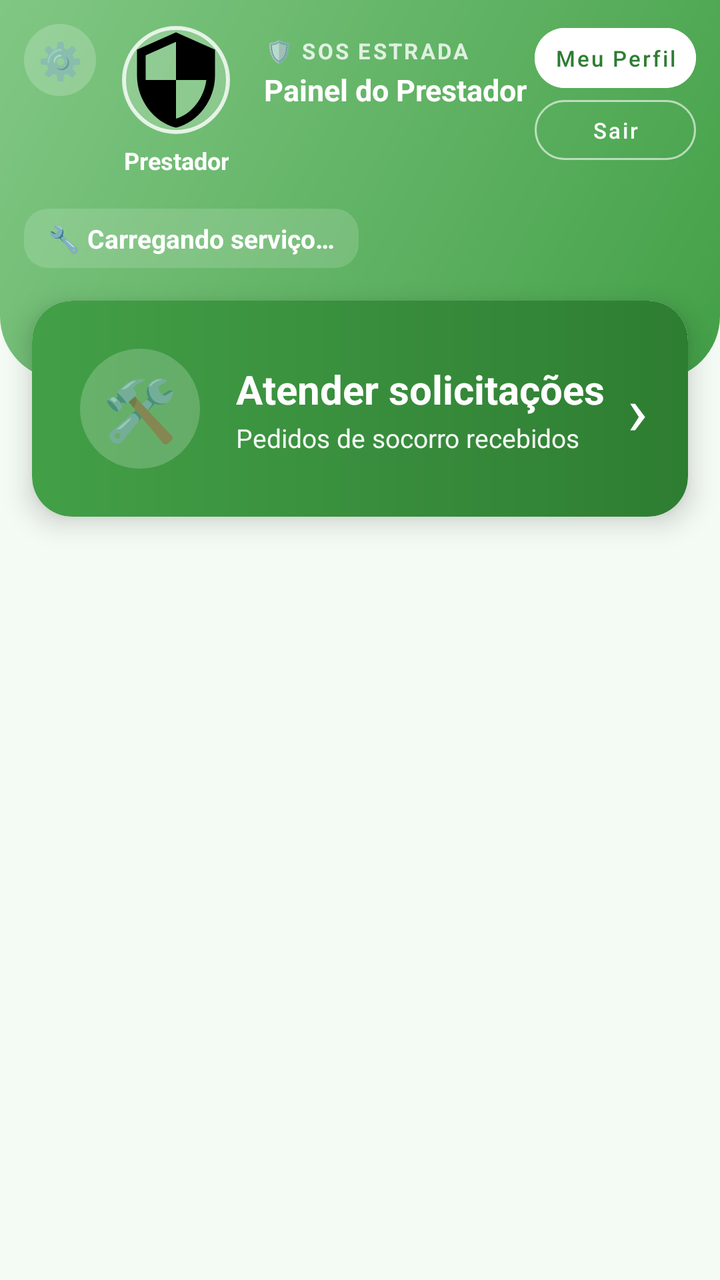
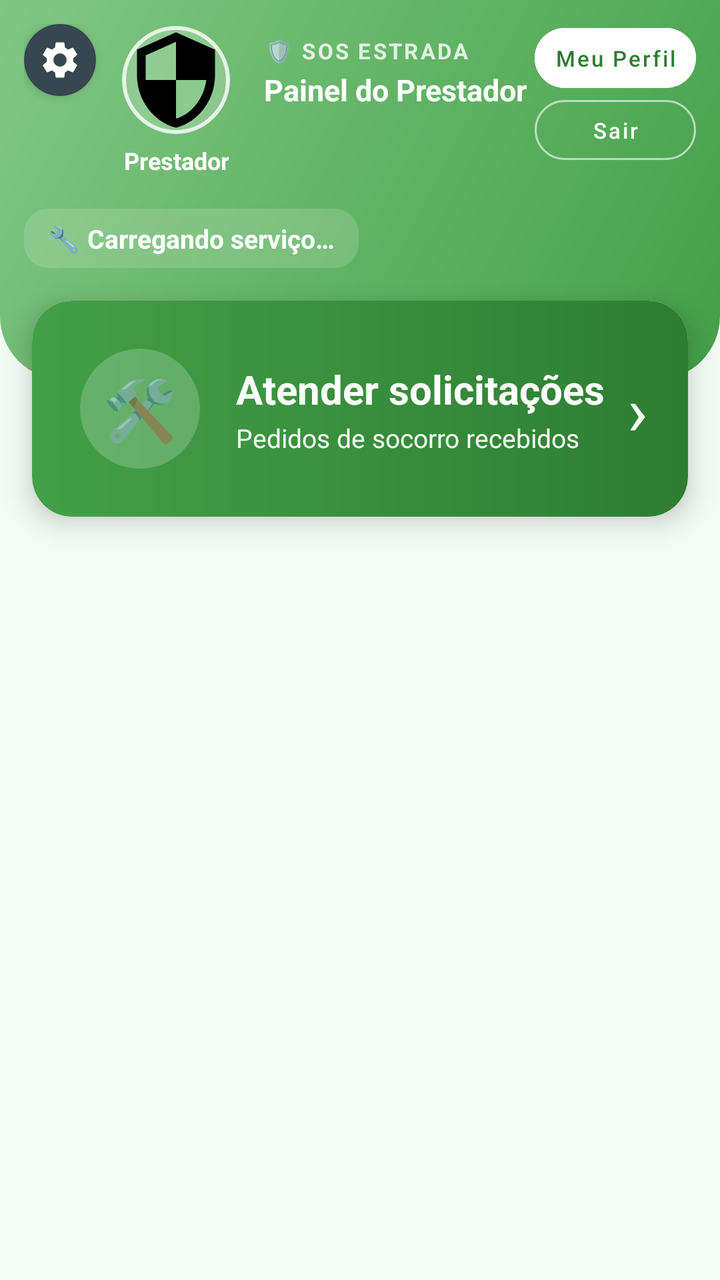

Before-and-after screenshots of an Android layout around one commit, followed by the original layout XML and the change that was made.
<!-- AndroidManifest.xml: application theme Theme.MaterialComponents.Light.NoActionBar -->
<!-- res/layout/activity_prestador_dashboard.xml -->
<?xml version="1.0" encoding="utf-8"?>
<ScrollView xmlns:android="http://schemas.android.com/apk/res/android"
    xmlns:app="http://schemas.android.com/apk/res-auto"
    xmlns:tools="http://schemas.android.com/tools"
    android:layout_width="match_parent"
    android:layout_height="match_parent"
    android:background="@color/prestador_fundo"
    android:fillViewport="true"
    android:fitsSystemWindows="true"
    tools:context=".PrestadorDashboardActivity">

    <LinearLayout
        android:layout_width="match_parent"
        android:layout_height="wrap_content"
        android:orientation="vertical">

        
        <LinearLayout
            android:layout_width="match_parent"
            android:layout_height="wrap_content"
            android:background="@drawable/bg_prestador_header"
            android:orientation="vertical"
            android:paddingStart="12dp"
            android:paddingTop="12dp"
            android:paddingEnd="12dp"
            android:paddingBottom="56dp">

            <LinearLayout
                android:layout_width="match_parent"
                android:layout_height="wrap_content"
                android:gravity="top"
                android:orientation="horizontal">

                
                <TextView
                    android:id="@+id/btnConfiguracoesPrestador"
                    android:layout_width="36dp"
                    android:layout_height="36dp"
                    android:layout_gravity="top"
                    android:layout_marginEnd="4dp"
                    android:background="@drawable/bg_admin_avatar"
                    android:backgroundTint="#33FFFFFF"
                    android:clickable="true"
                    android:contentDescription="Configurações"
                    android:focusable="true"
                    android:foreground="?attr/selectableItemBackgroundBorderless"
                    android:gravity="center"
                    android:text="⚙️"
                    android:textSize="18sp" />

                
                <LinearLayout
                    android:layout_width="72dp"
                    android:layout_height="wrap_content"
                    android:gravity="center_horizontal"
                    android:orientation="vertical">

                    <com.google.android.material.imageview.ShapeableImageView
                        android:id="@+id/ivFotoPrestadorPainel"
                        android:layout_width="56dp"
                        android:layout_height="56dp"
                        android:background="#33FFFFFF"
                        android:padding="2dp"
                        android:scaleType="centerCrop"
                        android:src="@drawable/ic_admin"
                        app:shapeAppearanceOverlay="@style/AdminLogoCircular"
                        app:strokeColor="#CCFFFFFF"
                        app:strokeWidth="2dp" />

                    <TextView
                        android:id="@+id/tvNomePrestadorPainel"
                        android:layout_width="wrap_content"
                        android:layout_height="wrap_content"
                        android:layout_marginTop="4dp"
                        android:ellipsize="end"
                        android:gravity="center"
                        android:maxLines="1"
                        android:text="Prestador"
                        android:textColor="@android:color/white"
                        android:textSize="12sp"
                        android:textStyle="bold" />
                </LinearLayout>

                <LinearLayout
                    android:layout_width="0dp"
                    android:layout_height="wrap_content"
                    android:layout_marginStart="8dp"
                    android:layout_marginTop="6dp"
                    android:layout_weight="1"
                    android:orientation="vertical">

                    <TextView
                        android:layout_width="wrap_content"
                        android:layout_height="wrap_content"
                        android:letterSpacing="0.1"
                        android:text="🛡️ SOS ESTRADA"
                        android:textColor="#CCFFFFFF"
                        android:textSize="11sp"
                        android:textStyle="bold" />

                    <TextView
                        android:layout_width="match_parent"
                        android:layout_height="28dp"
                        android:layout_marginTop="2dp"
                        android:maxLines="1"
                        android:text="Painel do Prestador"
                        android:textColor="@android:color/white"
                        android:textStyle="bold"
                        app:autoSizeMaxTextSize="20sp"
                        app:autoSizeMinTextSize="13sp"
                        app:autoSizeTextType="uniform" />
                </LinearLayout>


                <LinearLayout
                    android:layout_width="wrap_content"
                    android:layout_height="wrap_content"
                    android:layout_marginTop="2dp"
                    android:orientation="vertical">

                    <com.google.android.material.button.MaterialButton
                        android:id="@+id/btnMeuPerfilPrestador"
                        style="@style/Widget.MaterialComponents.Button.UnelevatedButton"
                        android:layout_width="match_parent"
                        android:layout_height="30dp"
                        android:backgroundTint="@android:color/white"
                        android:insetTop="0dp"
                        android:insetBottom="0dp"
                        android:minWidth="0dp"
                        android:minHeight="0dp"
                        android:paddingStart="10dp"
                        android:paddingEnd="10dp"
                        android:text="Meu Perfil"
                        android:textAllCaps="false"
                        android:textColor="@color/prestador_verde_escuro"
                        android:textSize="11sp"
                        app:cornerRadius="15dp" />

                    <com.google.android.material.button.MaterialButton
                        android:id="@+id/btnVoltar"
                        style="@style/Widget.MaterialComponents.Button.OutlinedButton"
                        android:layout_width="match_parent"
                        android:layout_height="30dp"
                        android:layout_marginTop="6dp"
                        android:insetTop="0dp"
                        android:insetBottom="0dp"
                        android:minWidth="0dp"
                        android:minHeight="0dp"
                        android:paddingStart="10dp"
                        android:paddingEnd="10dp"
                        android:text="Sair"
                        android:textAllCaps="false"
                        android:textColor="@android:color/white"
                        android:textSize="11sp"
                        app:cornerRadius="15dp"
                        app:strokeColor="#99FFFFFF" />
                </LinearLayout>
            </LinearLayout>

            
            <TextView
                android:id="@+id/tvServicoPainel"
                android:layout_width="wrap_content"
                android:layout_height="wrap_content"
                android:layout_marginTop="16dp"
                android:background="@drawable/bg_admin_chip"
                android:backgroundTint="#26FFFFFF"
                android:paddingStart="12dp"
                android:paddingTop="6dp"
                android:paddingEnd="12dp"
                android:paddingBottom="6dp"
                android:text="🔧 Carregando serviço…"
                android:textColor="@android:color/white"
                android:textSize="13sp"
                android:textStyle="bold" />
        </LinearLayout>

        
        <com.google.android.material.card.MaterialCardView
            android:id="@+id/btnAtender"
            android:layout_width="match_parent"
            android:layout_height="wrap_content"
            android:layout_marginStart="16dp"
            android:layout_marginTop="-40dp"
            android:layout_marginEnd="16dp"
            android:clickable="true"
            android:focusable="true"
            app:cardCornerRadius="20dp"
            app:cardElevation="8dp">

            <LinearLayout
                android:layout_width="match_parent"
                android:layout_height="wrap_content"
                android:background="@drawable/bg_prestador_atender"
                android:gravity="center_vertical"
                android:orientation="horizontal"
                android:padding="20dp">

                
                <FrameLayout
                    android:layout_width="wrap_content"
                    android:layout_height="wrap_content">

                    <TextView
                        android:layout_width="60dp"
                        android:layout_height="60dp"
                        android:layout_margin="4dp"
                        android:background="@drawable/bg_admin_avatar"
                        android:backgroundTint="#33FFFFFF"
                        android:gravity="center"
                        android:text="🛠️"
                        android:textSize="30sp" />

                    <TextView
                        android:id="@+id/badgeAtender"
                        style="@style/BadgeNotificacao" />
                </FrameLayout>

                <LinearLayout
                    android:layout_width="0dp"
                    android:layout_height="wrap_content"
                    android:layout_marginStart="14dp"
                    android:layout_weight="1"
                    android:orientation="vertical">

                    <TextView
                        android:layout_width="wrap_content"
                        android:layout_height="wrap_content"
                        android:text="Atender solicitações"
                        android:textColor="@android:color/white"
                        android:textSize="20sp"
                        android:textStyle="bold" />

                    <TextView
                        android:layout_width="wrap_content"
                        android:layout_height="wrap_content"
                        android:layout_marginTop="2dp"
                        android:text="Pedidos de socorro recebidos"
                        android:textColor="#F2FFFFFF"
                        android:textSize="13sp" />
                </LinearLayout>

                <TextView
                    android:id="@+id/tvSetaAtender"
                    android:layout_width="wrap_content"
                    android:layout_height="wrap_content"
                    android:text="›"
                    android:textColor="@android:color/white"
                    android:textSize="34sp" />
            </LinearLayout>
        </com.google.android.material.card.MaterialCardView>

        
        <FrameLayout
            android:id="@+id/containerListaAtendimento"
            android:layout_width="match_parent"
            android:layout_height="wrap_content"
            android:paddingBottom="24dp"
            android:visibility="gone" />

    </LinearLayout>
</ScrollView>
<!-- resources referenced by this layout -->
<resources>
  <color name="prestador_fundo">#F4FAF4</color>
  <color name="prestador_verde_escuro">#2E7D32</color>
  <!-- drawable bg_admin_avatar (drawable) -->
  <?xml version="1.0" encoding="utf-8"?>
  <shape xmlns:android="http://schemas.android.com/apk/res/android" android:shape="oval">
      <solid android:color="#FFFFFF" />
  </shape>
  <!-- drawable bg_admin_chip (drawable) -->
  <?xml version="1.0" encoding="utf-8"?>
  <shape xmlns:android="http://schemas.android.com/apk/res/android" android:shape="rectangle">
      <solid android:color="#FFFFFF" />
      <corners android:radius="12dp" />
  </shape>
  <!-- drawable bg_prestador_atender (drawable) -->
  <?xml version="1.0" encoding="utf-8"?>
  <shape xmlns:android="http://schemas.android.com/apk/res/android" android:shape="rectangle">
      <gradient
          android:angle="0"
          android:startColor="@color/prestador_verde"
          android:endColor="@color/prestador_verde_escuro" />
      <corners android:radius="20dp" />
  </shape>
  <!-- drawable bg_prestador_header (drawable) -->
  <?xml version="1.0" encoding="utf-8"?>
  <shape xmlns:android="http://schemas.android.com/apk/res/android" android:shape="rectangle">
      <gradient
          android:angle="315"
          android:startColor="@color/prestador_verde_inicio"
          android:endColor="@color/prestador_verde" />
      <corners
          android:bottomLeftRadius="32dp"
          android:bottomRightRadius="32dp" />
  </shape>
  <!-- drawable ic_admin (drawable) -->
  <vector xmlns:android="http://schemas.android.com/apk/res/android"
      android:width="24dp"
      android:height="24dp"
      android:viewportWidth="24"
      android:viewportHeight="24">
      <path
          android:fillColor="#FF000000"
          android:pathData="M12,1L3,5v6c0,5.55 3.84,10.74 9,12 5.16,-1.26 9,-6.45 9,-12V5l-9,-4zM12,11.99h7c-0.53,4.12 -3.28,7.79 -7,8.94V12H5V6.3l7,-3.11v8.8z"/>
  </vector>
  <style name="AdminLogoCircular">
          <item name="cornerFamily">rounded</item>
          <item name="cornerSize">50%</item>
      </style>
  <color name="prestador_verde">#43A047</color>
  <color name="prestador_verde_inicio">#81C784</color>
  <!-- drawable bg_badge_notificacao (drawable) -->
  <?xml version="1.0" encoding="utf-8"?>
  <shape xmlns:android="http://schemas.android.com/apk/res/android"
      android:shape="rectangle">
      <solid android:color="#D32F2F" />
      <corners android:radius="10dp" />
      <stroke
          android:width="1.5dp"
          android:color="#FFFFFF" />
  </shape>
  <!-- unchanged entries left out for length: 1 -->
</resources>

<!-- the commit's change to res/layout/activity_prestador_dashboard.xml (unified diff, before → after) -->
@@ -32,21 +32,21 @@
                 android:orientation="horizontal">
 
                 
-                <TextView
+                <ImageView
                     android:id="@+id/btnConfiguracoesPrestador"
                     android:layout_width="36dp"
                     android:layout_height="36dp"
                     android:layout_gravity="top"
                     android:layout_marginEnd="4dp"
                     android:background="@drawable/bg_admin_avatar"
-                    android:backgroundTint="#33FFFFFF"
+                    android:backgroundTint="@color/grafite"
+                    android:elevation="3dp"
                     android:clickable="true"
                     android:contentDescription="Configurações"
                     android:focusable="true"
                     android:foreground="?attr/selectableItemBackgroundBorderless"
-                    android:gravity="center"
-                    android:text="⚙️"
-                    android:textSize="18sp" />
+                    android:padding="7dp"
+                    android:src="@drawable/ic_configuracoes" />
 
                 
                 <LinearLayout
<!-- resource entries referenced after the edit -->
@@ -1,5 +1,6 @@
 <!-- resources referenced by this layout -->
 <resources>
+  <color name="grafite">#37474F</color>
   <color name="prestador_fundo">#F4FAF4</color>
   <color name="prestador_verde_escuro">#2E7D32</color>
   <!-- drawable bg_admin_avatar (drawable) -->
@@ -43,6 +44,17 @@
           android:fillColor="#FF000000"
           android:pathData="M12,1L3,5v6c0,5.55 3.84,10.74 9,12 5.16,-1.26 9,-6.45 9,-12V5l-9,-4zM12,11.99h7c-0.53,4.12 -3.28,7.79 -7,8.94V12H5V6.3l7,-3.11v8.8z"/>
   </vector>
+  <!-- drawable ic_configuracoes (drawable) -->
+  <?xml version="1.0" encoding="utf-8"?>
+  <vector xmlns:android="http://schemas.android.com/apk/res/android"
+      android:width="24dp"
+      android:height="24dp"
+      android:viewportWidth="24"
+      android:viewportHeight="24">
+      <path
+          android:fillColor="#FFFFFFFF"
+          android:pathData="M19.14,12.94c0.04,-0.3 0.06,-0.61 0.06,-0.94c0,-0.32 -0.02,-0.64 -0.07,-0.94l2.03,-1.58c0.18,-0.14 0.23,-0.41 0.12,-0.61l-1.92,-3.32c-0.12,-0.22 -0.37,-0.29 -0.59,-0.22l-2.39,0.96c-0.5,-0.38 -1.03,-0.7 -1.62,-0.94L14.4,2.81c-0.04,-0.24 -0.24,-0.41 -0.48,-0.41h-3.84c-0.24,0 -0.43,0.17 -0.47,0.41L9.25,5.35C8.66,5.59 8.12,5.92 7.63,6.29L5.24,5.33c-0.22,-0.08 -0.47,0 -0.59,0.22L2.74,8.87C2.62,9.08 2.66,9.34 2.86,9.48l2.03,1.58C4.84,11.36 4.8,11.69 4.8,12s0.02,0.64 0.07,0.94l-2.03,1.58c-0.18,0.14 -0.23,0.41 -0.12,0.61l1.92,3.32c0.12,0.22 0.37,0.29 0.59,0.22l2.39,-0.96c0.5,0.38 1.03,0.7 1.62,0.94l0.36,2.54c0.05,0.24 0.24,0.41 0.48,0.41h3.84c0.24,0 0.44,-0.17 0.47,-0.41l0.36,-2.54c0.59,-0.24 1.13,-0.56 1.62,-0.94l2.39,0.96c0.22,0.08 0.47,0 0.59,-0.22l1.92,-3.32c0.12,-0.22 0.07,-0.47 -0.12,-0.61L19.14,12.94zM12,15.6c-1.98,0 -3.6,-1.62 -3.6,-3.6s1.62,-3.6 3.6,-3.6s3.6,1.62 3.6,3.6S13.98,15.6 12,15.6z" />
+  </vector>
   <style name="AdminLogoCircular">
           <item name="cornerFamily">rounded</item>
           <item name="cornerSize">50%</item>
